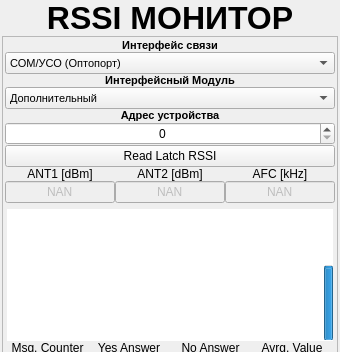
First picture: the form in ANDROID_FORMS/rssimonitor_form.ui, repository DavidSiegman/PLC_RF_Configurator, before the edit; both pictures show x 0 to 340 and y 0 to 352 of the 340 by 560 pixel window.
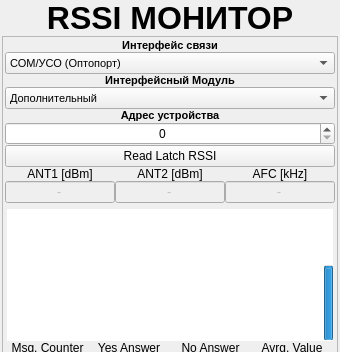
Second picture: the form after the edit. Icons and pictures are not drawn.

```diff
--- a/ANDROID_FORMS/rssimonitor_form.ui
+++ b/ANDROID_FORMS/rssimonitor_form.ui
@@ -430,7 +430,7 @@
                      </font>
                     </property>
                     <property name="text">
-                     <string>NAN</string>
+                     <string>-</string>
                     </property>
                     <property name="alignment">
                      <set>Qt::AlignCenter</set>
@@ -499,7 +499,7 @@
                      </font>
                     </property>
                     <property name="text">
-                     <string>NAN</string>
+                     <string>-</string>
                     </property>
                     <property name="alignment">
                      <set>Qt::AlignCenter</set>
@@ -568,7 +568,7 @@
                      </font>
                     </property>
                     <property name="text">
-                     <string>NAN</string>
+                     <string>-</string>
                     </property>
                     <property name="alignment">
                      <set>Qt::AlignCenter</set>
```
